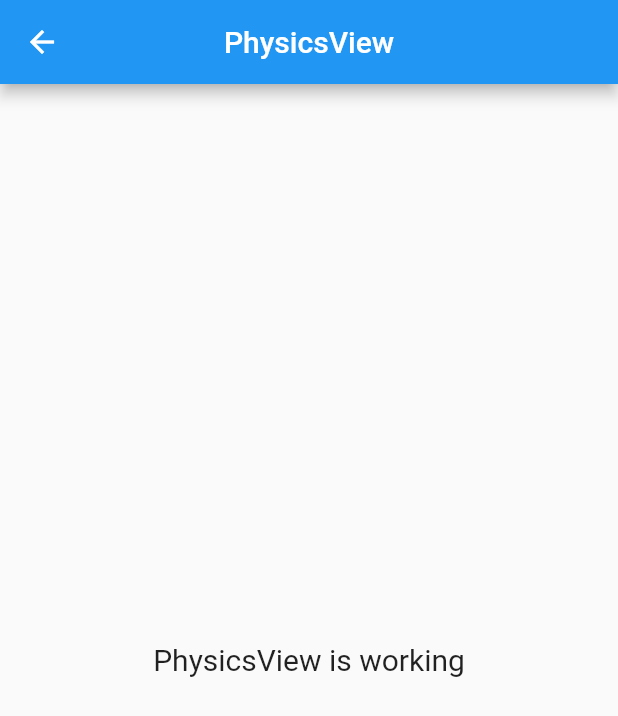
After one commit to CPAD-Gazipur/Formula, a Flutter app: the PhysicsView screen opened by its route, on a phone screen of 412 x 824 dp. The commit adds this screen. Shown: the top 716 px of the screen. Run offline on Flutter 3.47's test engine with Material 2 defaults, Android fonts, the phone set to English and light mode, and no system bars; our stand-ins replace get.

Commit message:
Physics module added

```diff
--- /dev/null
+++ b/lib/app/modules/physics/views/physics_view.dart
@@ -0,0 +1,23 @@
+import 'package:flutter/material.dart';
+
+import 'package:get/get.dart';
+
+import '../controllers/physics_controller.dart';
+
+class PhysicsView extends GetView<PhysicsController> {
+  @override
+  Widget build(BuildContext context) {
+    return Scaffold(
+      appBar: AppBar(
+        title: Text('PhysicsView'),
+        centerTitle: true,
+      ),
+      body: Center(
+        child: Text(
+          'PhysicsView is working',
+          style: TextStyle(fontSize: 20),
+        ),
+      ),
+    );
+  }
+}
--- a/lib/app/routes/app_pages.dart
+++ b/lib/app/routes/app_pages.dart
@@ -4,6 +4,8 @@ import '../modules/home/bindings/home_binding.dart';
 import '../modules/home/views/home_view.dart';
 import '../modules/math/bindings/math_binding.dart';
 import '../modules/math/views/math_view.dart';
+import '../modules/physics/bindings/physics_binding.dart';
+import '../modules/physics/views/physics_view.dart';
 
 part 'app_routes.dart';
 
@@ -23,5 +25,10 @@ class AppPages {
       page: () => MathView(),
       binding: MathBinding(),
     ),
+    GetPage(
+      name: _Paths.PHYSICS,
+      page: () => PhysicsView(),
+      binding: PhysicsBinding(),
+    ),
   ];
 }
--- a/lib/app/routes/app_routes.dart
+++ b/lib/app/routes/app_routes.dart
@@ -5,10 +5,12 @@ abstract class Routes {
   Routes._();
   static const HOME = _Paths.HOME;
   static const MATH = _Paths.MATH;
+  static const PHYSICS = _Paths.PHYSICS;
 }
 
 abstract class _Paths {
   _Paths._();
   static const HOME = '/home';
   static const MATH = '/math';
+  static const PHYSICS = '/physics';
 }
```
Also changed, not shown: lib/app/modules/physics/bindings/physics_binding.dart (added, +12 -0 lines), lib/app/modules/physics/controllers/physics_controller.dart (added, +20 -0 lines).
